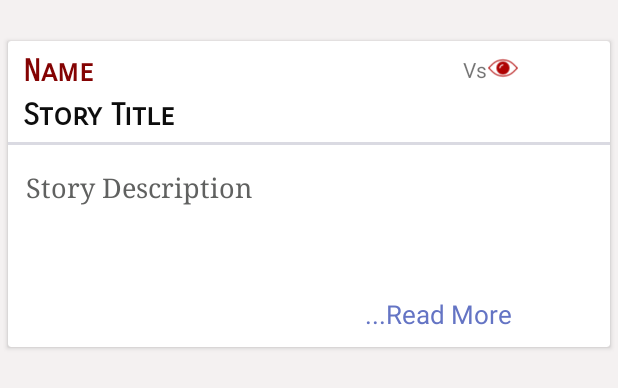
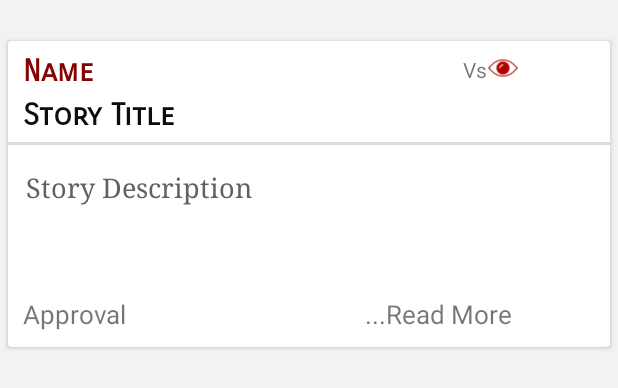
Before and after one commit to rashiarora/Negruption_r, an Android app: the layout your_stories_list.xml on its own in the app's theme, with its tools: preview values and no code run, on a phone screen of 412 x 824 dp. Shown: the top 388 px of the screen. Run offline under Robolectric (Android 15) with nearby library versions, the light colour scheme and no system bars; network calls fail.

Commit message:
Thirteenth Commit

```diff
--- a/app/src/main/java/com/codeogic/negruption/fcm/MyFirebaseMessagingService.java
+++ b/app/src/main/java/com/codeogic/negruption/fcm/MyFirebaseMessagingService.java
@@ -73,7 +73,7 @@ public class MyFirebaseMessagingService extends FirebaseMessagingService {
                         PendingIntent.FLAG_UPDATE_CURRENT);
 
             NotificationCompat.Builder notificationBuilder = new NotificationCompat.Builder(this)
-                        .setSmallIcon(R.mipmap.ic_launcher)
+                        .setSmallIcon(R.drawable.loginlogo2)
                         .setContentTitle("Negruption")
                         .setContentText(message)
                         .setAutoCancel(true)
@@ -101,7 +101,7 @@ public class MyFirebaseMessagingService extends FirebaseMessagingService {
                     PendingIntent.FLAG_UPDATE_CURRENT);
 
         NotificationCompat.Builder notificationBuilder = new NotificationCompat.Builder(this)
-                .setSmallIcon(R.mipmap.ic_launcher)
+                .setSmallIcon(R.drawable.loginlogo2)
                 .setContentTitle("Negruption")
                 .setContentText(message)
                 .setAutoCancel(true)
--- a/app/src/main/res/layout/activity_story.xml
+++ b/app/src/main/res/layout/activity_story.xml
@@ -4,6 +4,8 @@
     android:padding="10dp"
     android:layout_width="match_parent"
     android:layout_height="match_parent">
+
+
 
     <LinearLayout
         android:layout_width="match_parent"
--- a/app/src/main/res/layout/stories_list_item.xml
+++ b/app/src/main/res/layout/stories_list_item.xml
@@ -105,6 +105,8 @@
             android:textSize="17dp" />
 
 
+
+
     </android.support.v7.widget.CardView>
 
 
--- a/app/src/main/res/layout/your_stories_list.xml
+++ b/app/src/main/res/layout/your_stories_list.xml
@@ -101,13 +101,19 @@
             android:layout_marginLeft="238dp"
             android:layout_marginTop="170dp"
             android:text="...Read More"
-            android:textColor="@color/blue"
+            android:textSize="17dp" />
+
+        <TextView
+            android:id="@+id/textViewApproval"
+            android:layout_width="wrap_content"
+            android:layout_height="wrap_content"
+            android:layout_marginLeft="10dp"
+            android:layout_marginTop="170dp"
+            android:text="Approval"
             android:textSize="17dp" />
 
 
     </android.support.v7.widget.CardView>
 
 
-
-
 </android.support.constraint.ConstraintLayout>
```
Also changed, not shown: app/src/main/java/com/codeogic/negruption/YourStoriesActivity.java (+11 -0 lines), app/src/main/java/com/codeogic/negruption/YourStoriesAdapter.java (+5 -24 lines).
